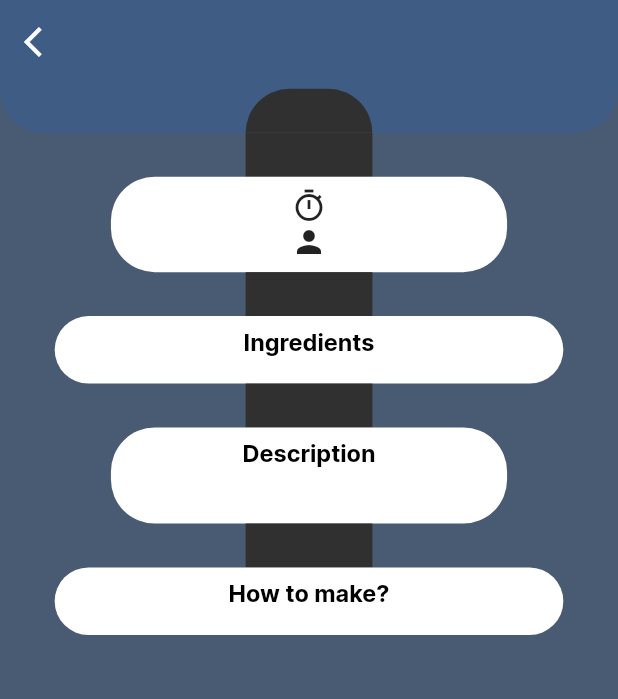
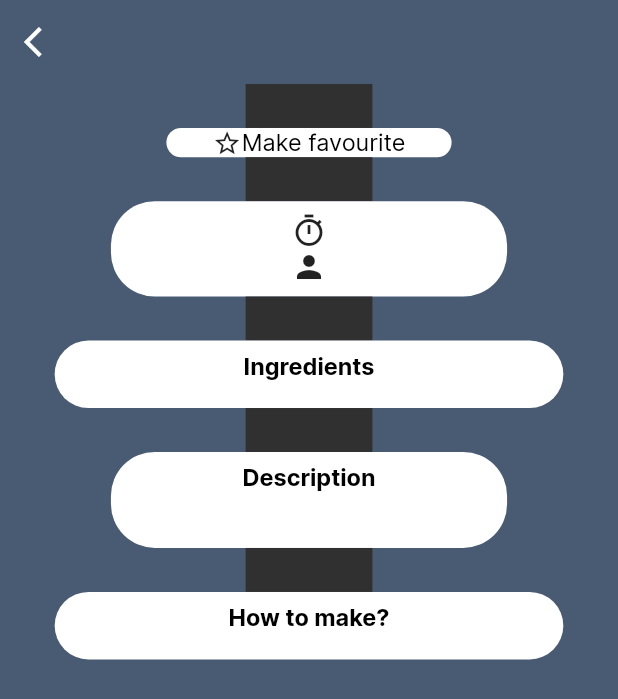
Before and after one commit to DelayStepback/shake_and_sip_app, a Flutter app: the _DetailLoaded screen opened directly with empty values, on a phone screen of 412 x 824 dp. Shown: the top 699 px of the screen. Run offline on Flutter 3.47's test engine with Material 2 defaults, Android fonts, the phone set to English and light mode, and no system bars; our stand-ins replace bloc, dio, flutter_animate, flutter_bloc, flutter_screenutil, freezed_annotation and 2 more; accounts and stored records are empty; network calls fail.

Commit message:
feat: added add to favourite

```diff
--- a/lib/features/data/cocktail/model/cocktail.dart
+++ b/lib/features/data/cocktail/model/cocktail.dart
@@ -15,7 +15,6 @@ class Cocktail with _$Cocktail {
     String? description,
     List<String>? ingredients,
     List<Map<String, String>>? method,
-    bool? favourite,
   }) = _Cocktail;
 
   factory Cocktail.fromJson(Map<String, Object?> json) =>
--- a/lib/features/presentation/bloc/detail_bloc/detail_event.dart
+++ b/lib/features/presentation/bloc/detail_bloc/detail_event.dart
@@ -9,6 +9,6 @@ class DetailEvent with _$DetailEvent{
   const factory DetailEvent.initDetailPage({required String id}) = LoadingDetailsEvent;
 
   const factory DetailEvent.addFavCocktail(Cocktail cocktail) = AddFavCocktailEvent;
-  const factory DetailEvent.deleteFavCocktail(String cocktailId) = DeleteFavCocktailEvent;
+  const factory DetailEvent.deleteFavCocktail(Cocktail cocktail) = DeleteFavCocktailEvent;
   const factory DetailEvent.updateFavCocktail(Cocktail newCocktail) = UpdateFavCocktailEvent;
 }
--- a/lib/features/presentation/bloc/detail_bloc/detail_state.dart
+++ b/lib/features/presentation/bloc/detail_bloc/detail_state.dart
@@ -1,12 +1,11 @@
 import 'package:freezed_annotation/freezed_annotation.dart';
+import '../../../data/cocktail/model/cocktail.dart';
+part 'detail_state.freezed.dart';
 
-import '../../../data/cocktail/model/cocktail.dart';
-
-part 'detail_state.freezed.dart';
 @freezed
 class DetailState with _$DetailState{
   const factory DetailState.loading() = _DetailLoading;
-  const factory DetailState.loaded({required Cocktail cocktailDetailed}) = _DetailLoaded;
+  const factory DetailState.loaded({required Cocktail cocktailDetailed, required bool fav}) = _DetailLoaded;
   const factory DetailState.error({required String error}) = _DetailError;
 
 }
--- a/lib/features/presentation/detail_single_fav_page/detail_single_fav_page.dart
+++ b/lib/features/presentation/detail_single_fav_page/detail_single_fav_page.dart
@@ -21,22 +21,23 @@ class DetailSingleFavPage extends StatelessWidget {
     context.read<DetailBloc>().add(DetailEvent.initDetailPage(id: id!));
     return state.when(
         loading: () => const LoadingScreen(),
-        loaded: (cocktail) => _DetailLoaded(cocktail: cocktail),
+        loaded: (cocktail, fav) => _DetailLoaded(cocktail: cocktail, isFav: fav),
         error: (error) => Text('error to load $error'));
   }
 }
 
 class _DetailLoaded extends StatelessWidget {
-  const _DetailLoaded({super.key, required this.cocktail});
-
+  const _DetailLoaded({super.key, required this.cocktail, required this.isFav});
+  final bool isFav;
   final Cocktail cocktail;
 
   @override
   Widget build(BuildContext context) {
     return BlocBuilder<DetailBloc, DetailState>(
       builder: (context, state) {
-        return Scaffold(
-          extendBodyBehindAppBar: true,
+        return SafeArea(
+          child: Scaffold(
+            extendBodyBehindAppBar: false,
             appBar: AppBar(
               backgroundColor: Colors.transparent,
               elevation: 0,
@@ -46,45 +47,47 @@ class _DetailLoaded extends StatelessWidget {
                 },
                 child: const Icon(Icons.arrow_back_ios),
               ),
+              centerTitle: true,
+              title: Text(cocktail.title.toString(),
+                style: Theme.of(context)
+                    .textTheme
+                    .titleLarge,
+              ),
             ),
             backgroundColor: MyColor.lightBlack,
             body: SingleChildScrollView(
               physics: const BouncingScrollPhysics(),
               child: Column(
                 children: [
-                Container(
-                  //height: 131.h,
+                  SizedBox(
                     width: MediaQuery.of(context).size.width,
+                  ),
+                  const _columnConnector(),
+                  GestureDetector(
+                    onTap: (){
+                      if (!isFav){
+                        context.read<DetailBloc>().add(DetailEvent.addFavCocktail(cocktail));
+                      }
+                      else{
+                        context.read<DetailBloc>().add(DetailEvent.deleteFavCocktail(cocktail));
+                      }
+                    },
+                    child: Container(
+                      width: 180.w,
                       decoration: BoxDecoration(
-                    color: MyColor.accentColor,
-                    borderRadius: const BorderRadius.only(
-                            bottomLeft: Radius.circular(30),
-                            bottomRight: Radius.circular(30))
-                        .r,
+                        color: MyColor.white,
+                        borderRadius: const BorderRadius.all(Radius.circular(30)).r,
                       ),
-                  child: Column(
+                      child: Row(
+                        mainAxisAlignment: MainAxisAlignment.center,
                         children: [
-                      Padding(
-                        padding: const EdgeInsets.all(16.0).r,
-                        child: Text(cocktail.title.toString(),
-                            style: Theme.of(context)
+                          Icon(isFav ? Icons.star :Icons.star_border, size: 20.r,),
+                          Text(isFav ? 'Already favourite':'Make favourite', style: Theme.of(context)
                               .textTheme
-                                .titleLarge),
-                      ),
-                      Container(
-                        padding: const EdgeInsets.all(8).r,
-                        height: 30.h,
-                        width: 80.w,
-                        decoration: BoxDecoration(
-                          color: MyColor.deepBlack,
-                          borderRadius: BorderRadius.only(
-
-                            topLeft: Radius.circular(30),
-                            topRight: Radius.circular(30)).r,
+                              .bodyMedium),
+                        ],
                       ),
                     ),
-                    ],
-                  )
                   ),
                   const _columnConnector(),
                   Container(
@@ -143,6 +146,7 @@ class _DetailLoaded extends StatelessWidget {
                     height: 200.h,
                   ),
                 ],
+              ),
             ),
           ),
         );
--- a/lib/features/presentation/home_page/widgets/list_of_loaded_cocktails.dart
+++ b/lib/features/presentation/home_page/widgets/list_of_loaded_cocktails.dart
@@ -71,7 +71,6 @@ class _ListViewCocktails extends StatelessWidget {
             itemCount: itemCount,
             itemBuilder: (BuildContext context, int indexList) {
               int index = indexList + 5 * pagination;
-              print(pagination);
               return GestureDetector(
                 onTap: () => context.goNamed('fav',
                     pathParameters: {'id': cocktails[index].id}),
```
Also changed, not shown: lib/features/data/cocktail/cocktails_repository.dart (+5 -44 lines), lib/features/presentation/bloc/detail_bloc/detail_bloc.dart (+9 -9 lines), lib/features/presentation/bloc/detail_bloc/detail_event.freezed.dart, lib/features/presentation/bloc/detail_bloc/detail_state.freezed.dart. Lines whose indentation alone changed are shown as unchanged.
